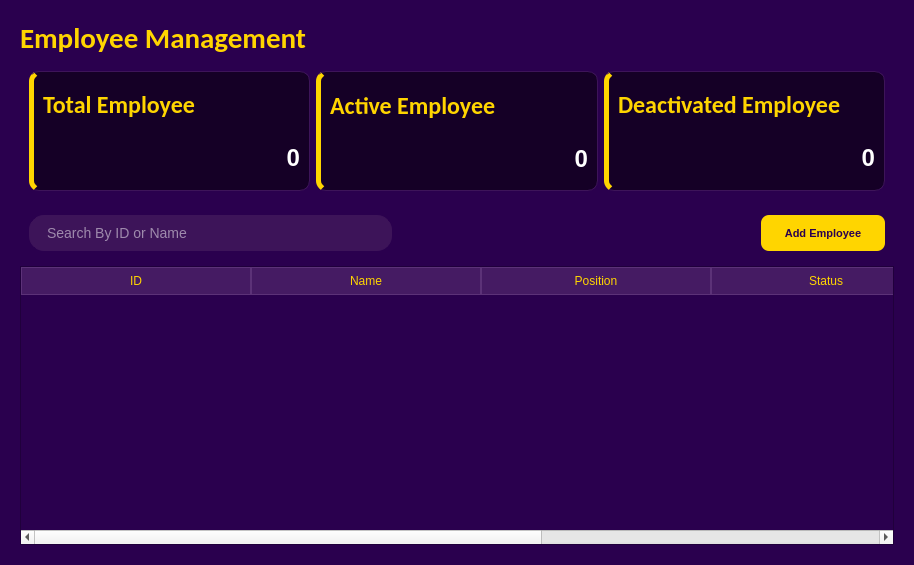
codenoobie25/ThunderCats, file UI/EmployeeAdmin_page.ui: the form before one commit.
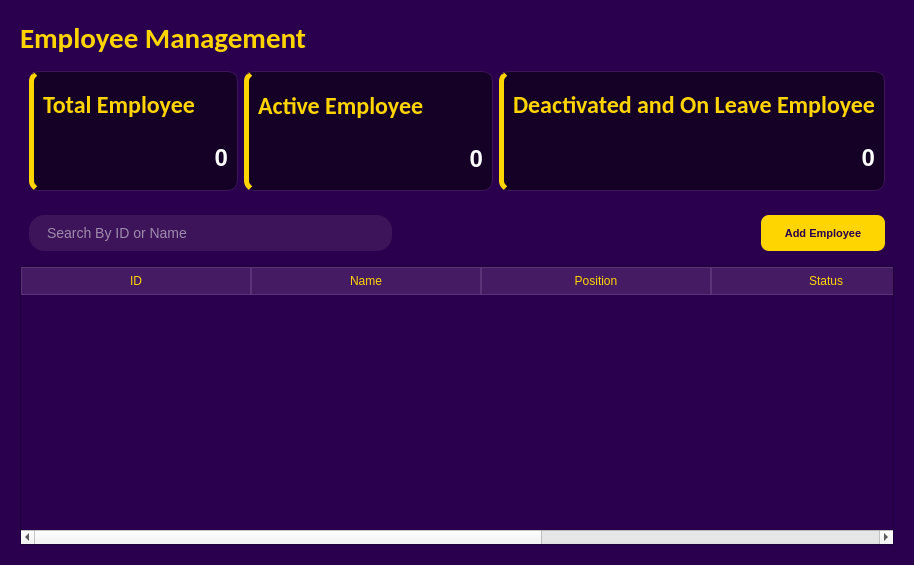
The form after the commit. Icons and pictures are not drawn.

What changed in the file:
```diff
--- a/UI/EmployeeAdmin_page.ui
+++ b/UI/EmployeeAdmin_page.ui
@@ -711,7 +711,7 @@
                </font>
               </property>
               <property name="text">
-               <string>Deactivated Employee</string>
+               <string>Deactivated and On Leave Employee</string>
               </property>
              </widget>
             </item>
```
Left out of the diff: 3 changed lines with no effect on the pictures.
